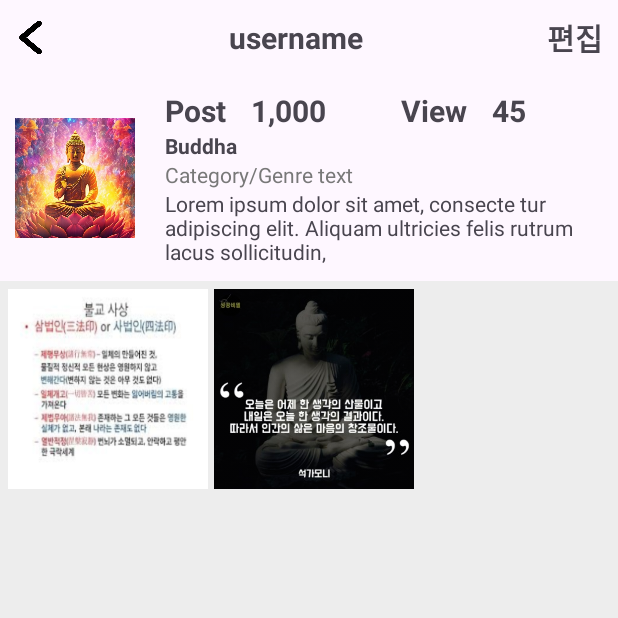
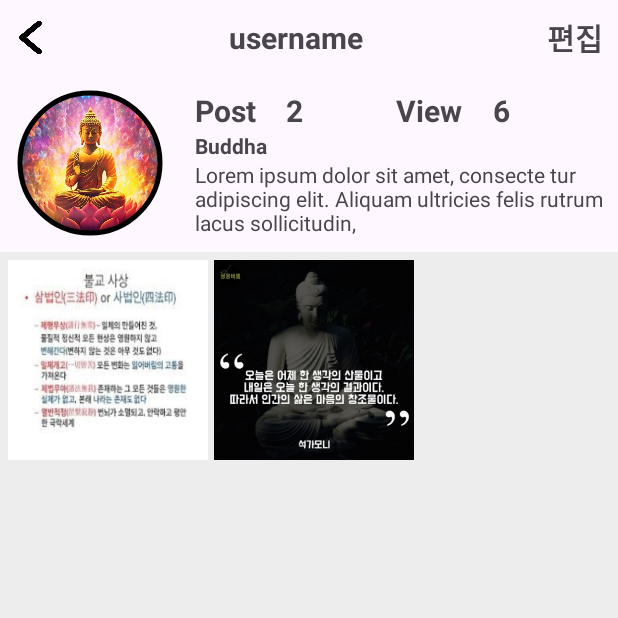
Before and after one commit to Team14SNS/Philogram, an Android app: the screen it shows after launch (DetailActivity), after a tap on an icon or button, on a phone screen of 412 x 824 dp, the top half of it. Run offline under Robolectric (Android 15) with nearby library versions, the phone set to English and light mode, and no system bars.

Commit message:
FEAT: POST, VIEW 구현

```diff
--- a/app/src/main/AndroidManifest.xml
+++ b/app/src/main/AndroidManifest.xml
@@ -11,9 +11,6 @@
         android:supportsRtl="true"
         android:theme="@style/Theme.Philogram"
         tools:targetApi="31">
-        <activity
-            android:name=".LoginFindPwActivity"
-            android:exported="false" />
         <activity
             android:name=".FeedActivity"
             android:exported="false" />
--- a/app/src/main/java/com/example/philogram/DetailActivity.kt
+++ b/app/src/main/java/com/example/philogram/DetailActivity.kt
@@ -4,24 +4,34 @@ import android.content.Intent
 import android.content.res.Configuration
 import android.os.Bundle
 import android.util.DisplayMetrics
+import android.util.Log
 import android.widget.GridLayout
 import android.widget.ImageView
 import android.widget.TextView
 import androidx.appcompat.app.AppCompatActivity
+import com.example.philogram.TestValues.addView
+import com.example.philogram.TestValues.findNameByIndex
+import com.example.philogram.TestValues.findUserFeed
+import com.example.philogram.TestValues.getViewByIndex
 import com.example.philogram.main.MainPostItem
 
 
 class DetailActivity : AppCompatActivity() {
     private var screenWidth: Int = 0
     private var screenHeight: Int = 0
+    private var idx: Int = 0
 
     override fun onCreate(savedInstanceState: Bundle?) {
         super.onCreate(savedInstanceState)
         setContentView(R.layout.activity_detail)
 
+        val txtPost = findViewById<TextView>(R.id.txt_post)
+        val txtView = findViewById<TextView>(R.id.txt_view)
+        val txtEdit = findViewById<TextView>(R.id.txt_edit)
+
         val intent = intent
-        val idx = intent.getStringExtra("idx")
-        var name = findNameByIndex(idx!!)
+        idx = intent.getStringExtra("idx")!!.toInt()
+        var name = findNameByIndex(idx)
 
         // 기기의 가로 세로 길이 설정...
         val displayMetrics = DisplayMetrics()
@@ -31,18 +41,16 @@ class DetailActivity : AppCompatActivity() {
         screenHeight = displayMetrics.heightPixels
 
         // user 찾기
-        val userFeed = findUserFeed(name, TestValues.postItems)
+        val userFeed = findUserFeed(idx)
         initProfile(name, userFeed)
 
-        val txtEdit = findViewById<TextView>(R.id.txt_edit)
+        txtPost.text = userFeed.size.toString()
+        addView(idx)
+        txtView.text = getViewByIndex(idx).toString()
 
         txtEdit.setOnClickListener {
             startActivity(Intent(this@DetailActivity, MyPageEditActivity::class.java))
         }
-    }
-
-    private fun findUserFeed(name: String, list: List<MainPostItem>): List<MainPostItem> {
-        return list.filter { it.txtPostUserName == name }
     }
 
     override fun onConfigurationChanged(newConfig: Configuration) {
@@ -54,9 +62,9 @@ class DetailActivity : AppCompatActivity() {
         screenHeight = displayMetrics.heightPixels
 
         // 화면 방향이 변경되었으므로 initProfile 함수를 호출하여 그리드 레이아웃 업데이트
-        val idx = intent.getStringExtra("idx")
-        var name = findNameByIndex(idx!!)
-        val userFeed = findUserFeed(name, TestValues.postItems)
+        idx = intent.getStringExtra("idx")!!.toInt()
+        var name = findNameByIndex(idx)
+        val userFeed = findUserFeed(idx)
         initProfile(name, userFeed)
     }
 
@@ -83,40 +91,13 @@ class DetailActivity : AppCompatActivity() {
 
             itemView.setOnClickListener {
                 val intent = Intent(this@DetailActivity, FeedActivity::class.java)
-                intent.putExtra("name", name)
-                intent.putExtra("context", item.txtPostContent)
-                intent.putExtra("profile", item.imgPostProfile)
-                intent.putExtra("postpicture", item.imgPostPicture)
+                intent.putExtra("idx", idx)
+                Log.d("Detail", idx.toString())
+
                 startActivity(intent)
             }
 
             photoGridLayout.addView(itemView)
         }
     }
-
-    // index로 user 찾기
-    private fun findNameByIndex(index:String): String{
-        when (index) {
-            "0" -> {
-                return "Buddha"
-            }
-
-            "1" -> {
-                return "Nietzsche"
-            }
-
-            "2" -> {
-                return "Plato"
-            }
-
-            "3" -> {
-                return "Descartes"
-            }
-
-            "4" -> {
-                return "Confucius"
-            }
-        }
-        return ""
-    }
 }
--- a/app/src/main/java/com/example/philogram/FeedActivity.kt
+++ b/app/src/main/java/com/example/philogram/FeedActivity.kt
@@ -2,8 +2,10 @@ package com.example.philogram
 
 import androidx.appcompat.app.AppCompatActivity
 import android.os.Bundle
+import android.util.Log
 import android.widget.ImageView
 import android.widget.TextView
+import com.google.android.material.imageview.ShapeableImageView
 
 class FeedActivity : AppCompatActivity() {
     override fun onCreate(savedInstanceState: Bundle?) {
@@ -13,12 +15,13 @@ class FeedActivity : AppCompatActivity() {
 
         val textPostUserName = findViewById<TextView>(R.id.txt_post_userName)
         val txtPostContent = findViewById<TextView>(R.id.txt_post_content)
-        val imgPostProfile = findViewById<ImageView>(R.id.img_post_profile)
+        val imgPostProfile = findViewById<ShapeableImageView>(R.id.img_post_profile)
         val imgPostPicture = findViewById<ImageView>(R.id.img_post_picture)
 
         val intent = intent
+        val idx = intent.getIntExtra("idx", -1)
+        Log.d("Feed", intent.getStringExtra("idx").toString())
 
-        textPostUserName.text = intent.getStringExtra("name")
-        txtPostContent.text = intent.getStringExtra("context")
+        textPostUserName.text = idx.toString()
     }
 }
--- a/app/src/main/java/com/example/philogram/TestData.kt
+++ b/app/src/main/java/com/example/philogram/TestData.kt
@@ -89,4 +89,31 @@ object TestValues {
             "공자는 춘추시대 유학(儒學)자이다. 주나라의 예(禮)와 악(樂)을 정리하여 유학의 기초 경전을 정립하였으며,이 예악을 바탕으로 하는 정치 실현을 목표로 수많은 제자들을 가르쳤다. 사실상 유학의 창시자라 볼 수 있다. 노(魯)나라에서 태어나 자랐고, 어려서부터 예(禮)에 밝았다."
         ),
     )
+
+    var mapUser = hashMapOf<Int, UserInfo>(
+        0 to UserInfo("Buddha", 5, ArrayList(postItems.filter { it.txtPostUserName == "Buddha" })),
+        1 to UserInfo("Nietzsche", 4, ArrayList(postItems.filter { it.txtPostUserName == "Nietzsche" })),
+        2 to UserInfo("Plato", 3, ArrayList(postItems.filter { it.txtPostUserName == "Plato" })),
+        3 to UserInfo("Descartes", 2, ArrayList(postItems.filter { it.txtPostUserName == "Descartes" })),
+        4 to UserInfo("Confucius", 1, ArrayList(postItems.filter { it.txtPostUserName == "Confucius" })),
+    )
+
+
+    fun findUserFeed(index: Int): ArrayList<MainPostItem> {
+        return mapUser[index]!!.feed
+    }
+
+    fun findNameByIndex(index: Int): String {
+        return mapUser[index]!!.name
+    }
+
+    fun getViewByIndex(index: Int) : Int{
+        return mapUser[index]!!.view
+    }
+
+    fun addView(index: Int){
+        mapUser[index]!!.view++
+    }
 }
+
+data class UserInfo(val name:String, var view:Int, var feed:ArrayList<MainPostItem>)
--- a/app/src/main/java/com/example/philogram/main/MainActivity.kt
+++ b/app/src/main/java/com/example/philogram/main/MainActivity.kt
@@ -3,8 +3,6 @@ package com.example.philogram.main
 import android.content.Intent
 
 import android.os.Bundle
-import android.util.Log
-import android.view.View
 import android.widget.ImageView
 import android.widget.LinearLayout
 import android.widget.TextView
--- a/app/src/main/res/layout-land/activity_detail.xml
+++ b/app/src/main/res/layout-land/activity_detail.xml
@@ -1,5 +1,6 @@
 <?xml version="1.0" encoding="utf-8"?>
 <LinearLayout xmlns:android="http://schemas.android.com/apk/res/android"
+    xmlns:app="http://schemas.android.com/apk/res-auto"
     android:layout_width="match_parent"
     android:layout_height="match_parent"
     android:orientation="vertical">
@@ -24,6 +25,7 @@
             android:layout_weight="1"
             android:gravity="center"
             android:text="username"
+            android:textAlignment="center"
             android:textSize="20sp"
             android:textStyle="bold" />
 
@@ -43,11 +45,15 @@
         android:gravity="center"
         android:orientation="horizontal">
 
-        <ImageView
+        <com.google.android.material.imageview.ShapeableImageView
             android:id="@+id/img_profile"
             android:layout_width="100dp"
             android:layout_height="100dp"
-            android:padding="10dp" />
+            android:layout_marginHorizontal="10dp"
+            android:padding="3dp"
+            app:shapeAppearanceOverlay="@style/circle"
+            app:strokeColor="@color/black"
+            app:strokeWidth="3dp" />
 
         <LinearLayout
             android:layout_width="match_parent"
@@ -74,10 +80,11 @@
                         android:textStyle="bold" />
 
                     <TextView
+                        android:id="@+id/txt_post"
                         android:layout_width="wrap_content"
                         android:layout_height="wrap_content"
                         android:layout_weight="3"
-                        android:text="1,000"
+                        android:text="0"
                         android:textSize="20dp"
                         android:textStyle="bold" />
 
@@ -90,10 +97,11 @@
                         android:textStyle="bold" />
 
                     <TextView
+                        android:id="@+id/txt_view"
                         android:layout_width="wrap_content"
                         android:layout_height="wrap_content"
                         android:layout_weight="3"
-                        android:text="45"
+                        android:text="0"
                         android:textSize="20dp"
                         android:textStyle="bold" />
 
@@ -109,11 +117,6 @@
                 android:text="UserName"
                 android:textStyle="bold" />
 
-            <TextView
-                android:layout_width="wrap_content"
-                android:layout_height="wrap_content"
-                android:text="Category/Genre text"
-                android:textColor="#787878" />
 
             <TextView
                 android:layout_width="wrap_content"
--- a/app/src/main/res/layout/activity_detail.xml
+++ b/app/src/main/res/layout/activity_detail.xml
@@ -1,5 +1,6 @@
 <?xml version="1.0" encoding="utf-8"?>
 <LinearLayout xmlns:android="http://schemas.android.com/apk/res/android"
+    xmlns:app="http://schemas.android.com/apk/res-auto"
     android:layout_width="match_parent"
     android:layout_height="match_parent"
     android:orientation="vertical">
@@ -24,6 +25,7 @@
             android:layout_weight="1"
             android:gravity="center"
             android:text="username"
+            android:textAlignment="center"
             android:textSize="20sp"
             android:textStyle="bold" />
 
@@ -43,11 +45,15 @@
         android:gravity="center"
         android:orientation="horizontal">
 
-        <ImageView
+        <com.google.android.material.imageview.ShapeableImageView
             android:id="@+id/img_profile"
             android:layout_width="100dp"
             android:layout_height="100dp"
-            android:padding="10dp" />
+            android:layout_marginHorizontal="10dp"
+            android:padding="3dp"
+            app:shapeAppearanceOverlay="@style/circle"
+            app:strokeColor="@color/black"
+            app:strokeWidth="3dp" />
 
         <LinearLayout
             android:layout_width="match_parent"
@@ -74,10 +80,11 @@
                         android:textStyle="bold" />
 
                     <TextView
+                        android:id="@+id/txt_post"
                         android:layout_width="wrap_content"
                         android:layout_height="wrap_content"
                         android:layout_weight="3"
-                        android:text="1,000"
+                        android:text="0"
                         android:textSize="20dp"
                         android:textStyle="bold" />
 
@@ -90,10 +97,11 @@
                         android:textStyle="bold" />
 
                     <TextView
+                        android:id="@+id/txt_view"
                         android:layout_width="wrap_content"
                         android:layout_height="wrap_content"
                         android:layout_weight="3"
-                        android:text="45"
+                        android:text="0"
                         android:textSize="20dp"
                         android:textStyle="bold" />
 
@@ -109,11 +117,6 @@
                 android:text="UserName"
                 android:textStyle="bold" />
 
-            <TextView
-                android:layout_width="wrap_content"
-                android:layout_height="wrap_content"
-                android:text="Category/Genre text"
-                android:textColor="#787878" />
 
             <TextView
                 android:layout_width="wrap_content"
```
